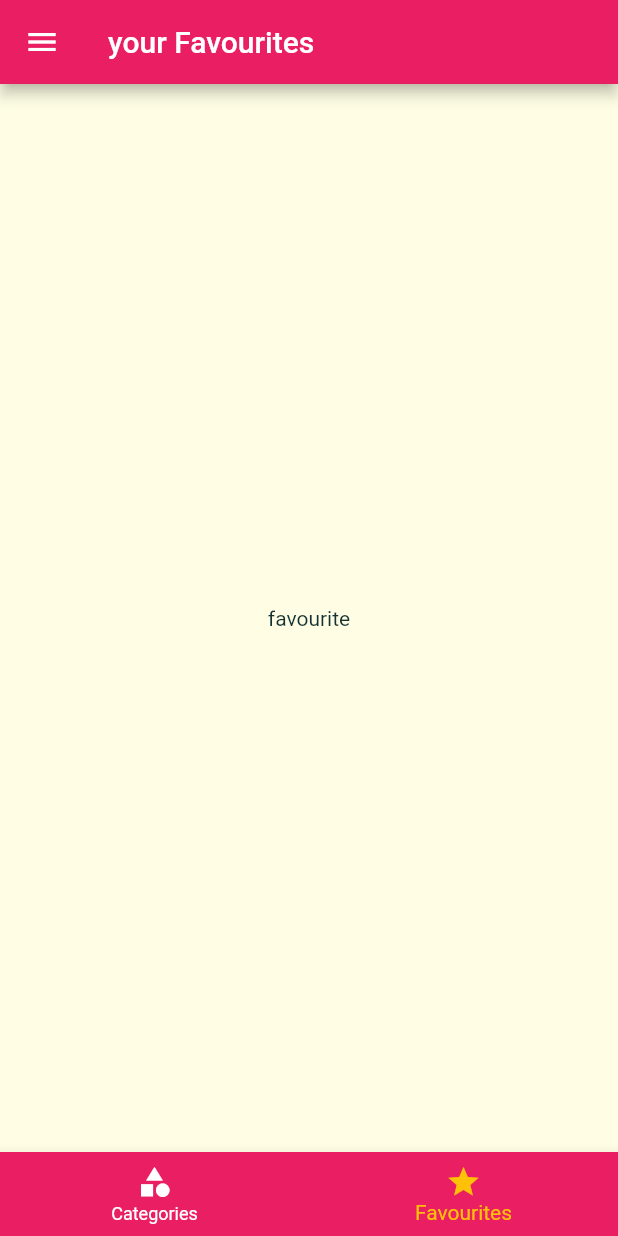
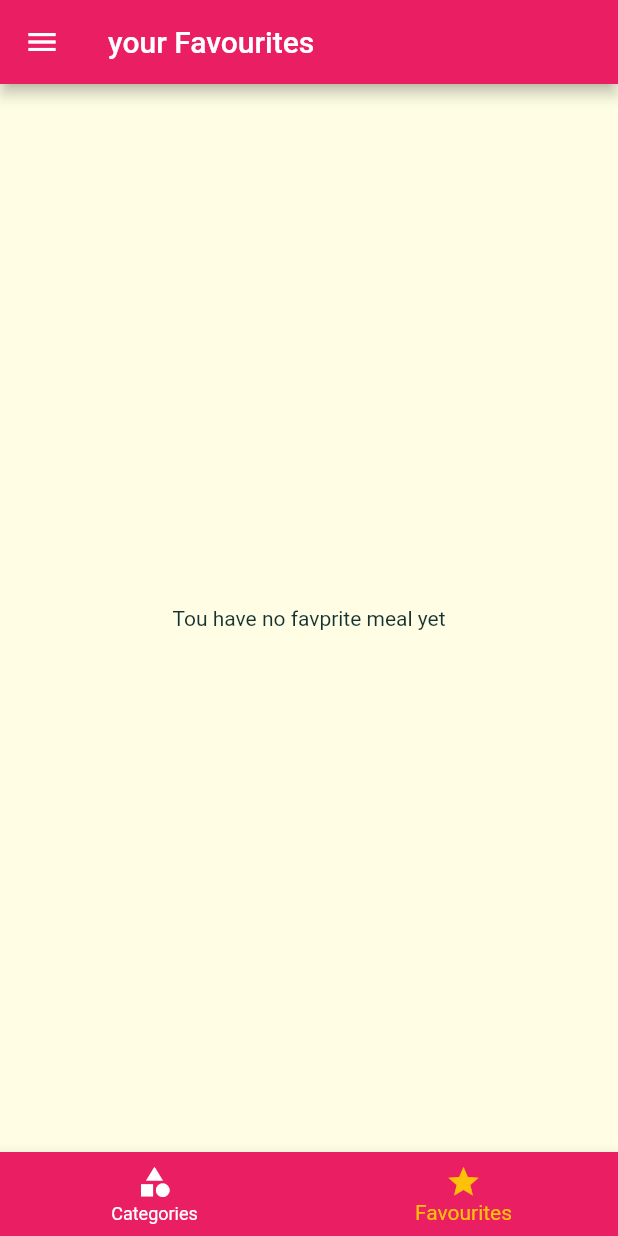
Before and after one commit to lina-jamal/mealApp_flutter, a Flutter app: the screen it shows after launch, item 2 of the bottom bar chosen, on a phone screen of 412 x 824 dp. Run offline on Flutter 3.47's test engine with Material 2 defaults, Android fonts, the phone set to English and light mode, and no system bars.

Commit message:
make togglefunction and favorite screen

```diff
--- a/meal_app/lib/main.dart
+++ b/meal_app/lib/main.dart
@@ -24,6 +24,7 @@ class _MyAppState extends State<MyApp> {
     "vegetarian": false,
   };
   List<Meal> _avaiaibleMeal = DUMMY_MEALS;
+  List<Meal> _favoriteMeal = [];
   _setFilter(Map<String, bool> _filterType) {
     print(_filterType);
     setState(() {
@@ -37,6 +38,24 @@ class _MyAppState extends State<MyApp> {
         return true;
       }).toList();
     });
+  }
+
+  void _toggleFavorite(String mealId) {
+    final existIndex = _favoriteMeal.indexWhere((meal) => meal.id == mealId);
+    print(existIndex);
+    if (existIndex >= 0) {
+      setState(() {
+        _avaiaibleMeal.removeAt(existIndex);
+      });
+    } else {
+      setState(() {
+        _favoriteMeal.add(DUMMY_MEALS.firstWhere((meal) => meal.id == mealId));
+      });
+    }
+  }
+
+  bool _isMealFavourite(String id) {
+    return _favoriteMeal.any((meal) => meal.id == id);
   }
 
   @override
@@ -62,13 +81,13 @@ class _MyAppState extends State<MyApp> {
               )),
       // home: MyHomePage(),
       routes: {
-        '/': (context) => TabsScreen(),
+        '/': (context) => TabsScreen(_favoriteMeal),
         CategoryMealScreen.routeName: (context) =>
             CategoryMealScreen(_avaiaibleMeal),
-        MealDetailScreen.routeName: (context) => MealDetailScreen(),
+        MealDetailScreen.routeName: (context) =>
+            MealDetailScreen(_toggleFavorite, _isMealFavourite),
         FiltersScreen.routeName: (context) =>
             FiltersScreen(_filters, _setFilter),
-        // '/RadarChartSample1': (context) => RadarChartSample1(),
       },
     );
   }
--- a/meal_app/lib/screens/category_meal_screen.dart
+++ b/meal_app/lib/screens/category_meal_screen.dart
@@ -48,7 +48,6 @@ class _CategoryMealScreenState extends State<CategoryMealScreen> {
               duration: catMeals[index].duration,
               complexity: catMeals[index].complexity,
               affordability: catMeals[index].affordability,
-              removeItem: _removeMeal,
             );
           },
           itemCount: catMeals.length,
--- a/meal_app/lib/screens/favorites_screen.dart
+++ b/meal_app/lib/screens/favorites_screen.dart
@@ -1,10 +1,34 @@
 import 'package:flutter/material.dart';
+import '../widget/meal_item.dart';
+import '../models/meal.dart';
 
 class FavouritesScreen extends StatelessWidget {
+  final List<Meal> favoriteMeal;
+
+  const FavouritesScreen(this.favoriteMeal);
   @override
   Widget build(BuildContext context) {
-    return Center(
-      child: Text('favourite'),
-    );
+    if (favoriteMeal.isEmpty) {
+      return Center(
+        child: Text('Tou have no favprite meal yet'),
+      );
+    } else {
+      return ListView.builder(
+        itemBuilder: (ctx, index) {
+          return MealItem(
+            mealId: favoriteMeal[index].id,
+            imgUrl: favoriteMeal[index].imageUrl,
+            title: favoriteMeal[index].title,
+            duration: favoriteMeal[index].duration,
+            complexity: favoriteMeal[index].complexity,
+            affordability: favoriteMeal[index].affordability,
+          );
+        },
+        itemCount: favoriteMeal.length,
+      );
+    }
+    // return Center(
+    //   child: Text('favourite'),
+    // );
   }
 }
--- a/meal_app/lib/screens/tabs_screen.dart
+++ b/meal_app/lib/screens/tabs_screen.dart
@@ -1,20 +1,33 @@
 import 'package:flutter/material.dart';
+import '../models/meal.dart';
 import '../widget/main_drawer.dart';
 import 'categories_screen.dart';
 import 'favorites_screen.dart';
 
 class TabsScreen extends StatefulWidget {
+  final List<Meal> favoriteMeal;
+
+  const TabsScreen(this.favoriteMeal);
   @override
   _TabsScreenState createState() => _TabsScreenState();
 }
 
-final List<Map<String, dynamic>> _pages = [
-  {'page': CategoriesScreen(), 'title': 'Categories'},
-  {'page': FavouritesScreen(), 'title': 'your Favourites'},
-];
+class _TabsScreenState extends State<TabsScreen> {
+  late List<Map<String, dynamic>> _pages;
+  int _selectedPageIndex = 0;
 
-class _TabsScreenState extends State<TabsScreen> {
-  int _selectedPageIndex = 0;
+  @override
+  void initState() {
+    _pages = [
+      {'page': CategoriesScreen(), 'title': 'Categories'},
+      {
+        'page': FavouritesScreen(widget.favoriteMeal),
+        'title': 'your Favourites'
+      },
+    ];
+    super.initState();
+  }
+
   void _selectPage(int val) {
     setState(() {
       _selectedPageIndex = val;
--- a/meal_app/lib/widget/meal_item.dart
+++ b/meal_app/lib/widget/meal_item.dart
@@ -9,7 +9,6 @@ class MealItem extends StatelessWidget {
   final int duration;
   final Complexity complexity;
   final Affordability affordability;
-  final Function removeItem;
 
   const MealItem(
       {required this.mealId,
@@ -17,8 +16,7 @@ class MealItem extends StatelessWidget {
       required this.title,
       required this.duration,
       required this.complexity,
-      required this.affordability,
-      required this.removeItem});
+      required this.affordability});
   String get complexityText {
     switch (complexity) {
       case Complexity.Simple:
@@ -57,7 +55,7 @@ class MealItem extends StatelessWidget {
     Navigator.of(ctx)
         .pushNamed(MealDetailScreen.routeName, arguments: mealId)
         .then((mealId) => {
-              if (mealId != null) {removeItem(mealId)}
+              // if (mealId != null) {removeItem(mealId)}
             });
   }
 
```
Also changed, not shown: meal_app/lib/screens/meal_details.dart (+9 -0 lines).
